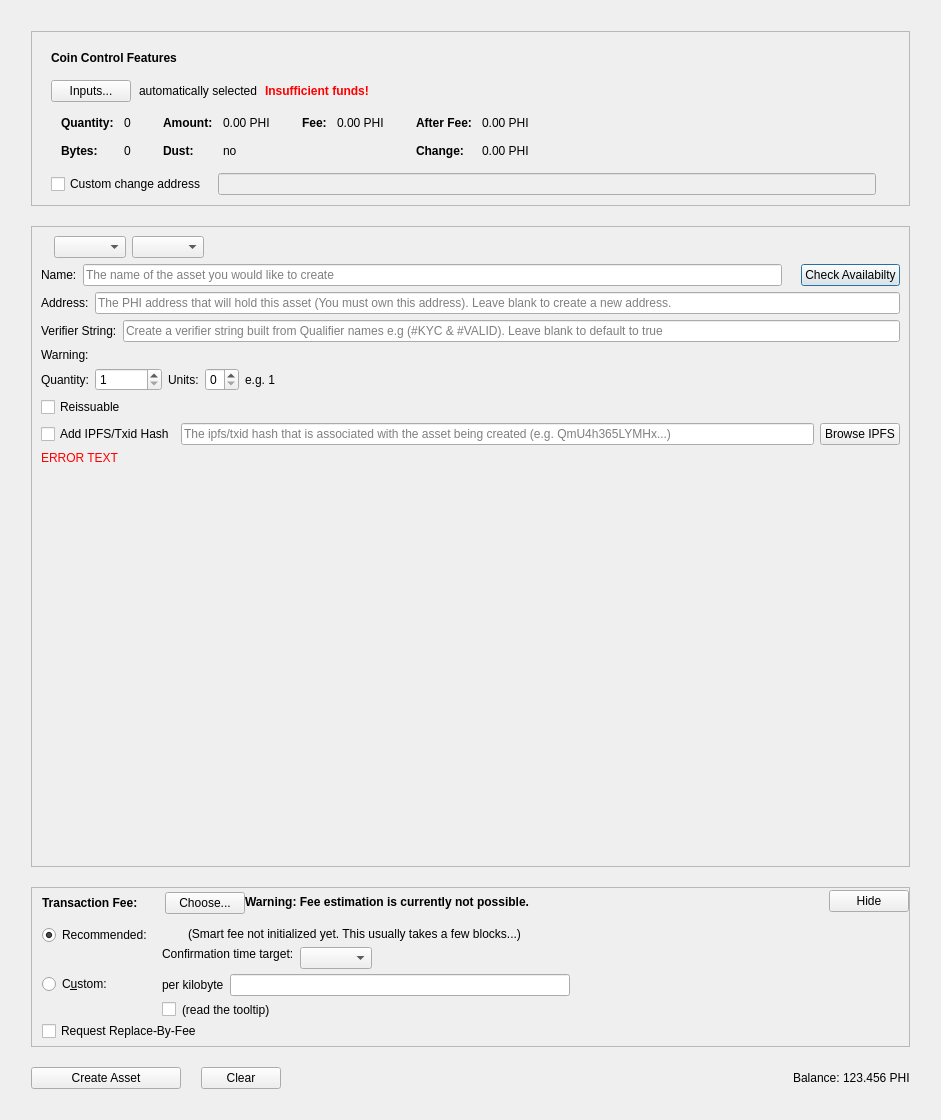
Old version of the form src/qt/forms/createassetdialog.ui in the repository PhicoinProject/PhicoinProject.
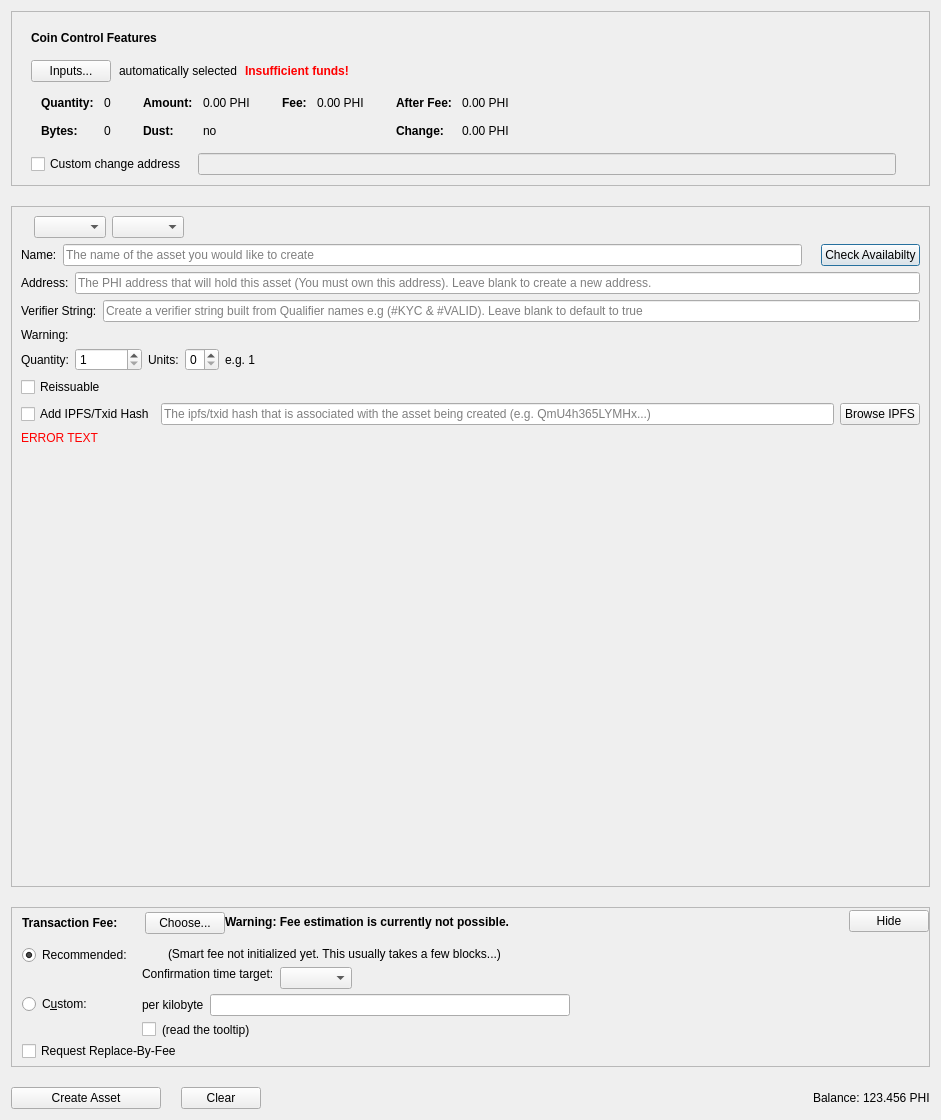
New version of the form. Custom widgets are drawn as their Qt base class.

Patch:
```diff
--- a/src/qt/forms/createassetdialog.ui
+++ b/src/qt/forms/createassetdialog.ui
@@ -35,16 +35,16 @@
       <number>20</number>
      </property>
      <property name="leftMargin">
-      <number>20</number>
+      <number>0</number>
      </property>
      <property name="topMargin">
-      <number>20</number>
+      <number>0</number>
      </property>
      <property name="rightMargin">
-      <number>20</number>
+      <number>0</number>
      </property>
      <property name="bottomMargin">
-      <number>20</number>
+      <number>0</number>
      </property>
      <item>
       <widget class="QFrame" name="frameCoinControl">
```
